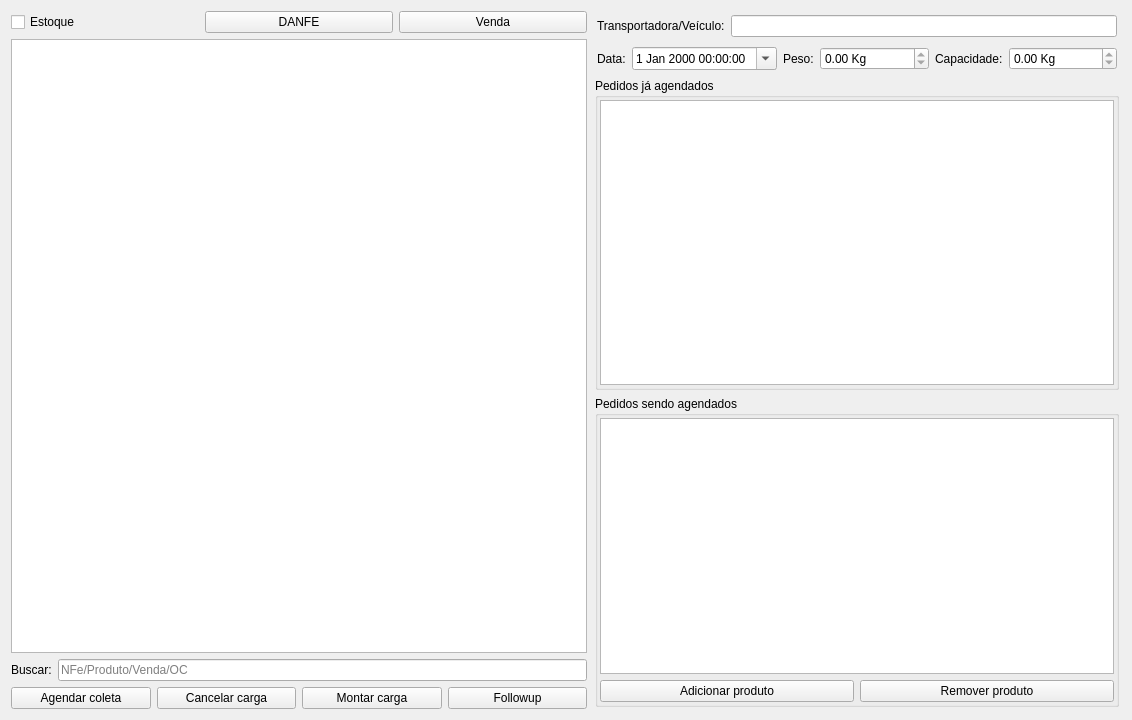
This is ui/widgetlogisticaagendarcoleta.ui in darktorres/ERP-STACCATO as Qt 5 draws it before an edit. The edited form follows.
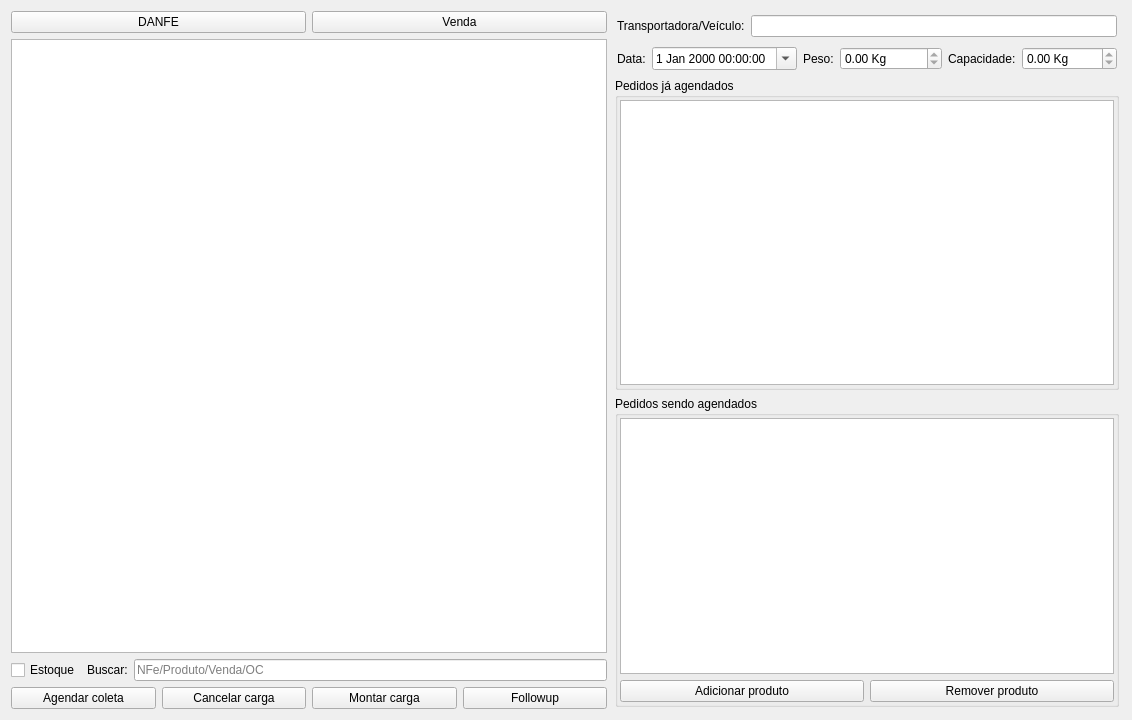
This is the edited form. Custom widgets are drawn as their Qt base class.

Diff of the .ui file:
```diff
--- a/ui/widgetlogisticaagendarcoleta.ui
+++ b/ui/widgetlogisticaagendarcoleta.ui
@@ -14,149 +14,14 @@
    <string>Form</string>
   </property>
   <layout class="QGridLayout" name="gridLayout_5">
-   <item row="0" column="0" colspan="2">
-    <layout class="QGridLayout" name="gridLayout_2">
-     <item row="0" column="2">
-      <widget class="QPushButton" name="pushButtonVenda">
-       <property name="text">
-        <string>Venda</string>
-       </property>
-      </widget>
-     </item>
-     <item row="0" column="0">
-      <widget class="QCheckBox" name="checkBoxEstoque">
-       <property name="text">
-        <string>Estoque</string>
-       </property>
-      </widget>
-     </item>
-     <item row="0" column="1">
-      <widget class="QPushButton" name="pushButtonDanfe">
-       <property name="text">
-        <string>DANFE</string>
-       </property>
-      </widget>
-     </item>
-    </layout>
-   </item>
-   <item row="1" column="0" colspan="2">
-    <widget class="TableView" name="tableEstoque">
-     <property name="palette">
-      <palette>
-       <active>
-        <colorrole role="Highlight">
-         <brush brushstyle="SolidPattern">
-          <color alpha="255">
-           <red>51</red>
-           <green>153</green>
-           <blue>255</blue>
-          </color>
-         </brush>
-        </colorrole>
-       </active>
-       <inactive>
-        <colorrole role="Highlight">
-         <brush brushstyle="SolidPattern">
-          <color alpha="255">
-           <red>51</red>
-           <green>153</green>
-           <blue>255</blue>
-          </color>
-         </brush>
-        </colorrole>
-       </inactive>
-       <disabled>
-        <colorrole role="Highlight">
-         <brush brushstyle="SolidPattern">
-          <color alpha="255">
-           <red>51</red>
-           <green>153</green>
-           <blue>255</blue>
-          </color>
-         </brush>
-        </colorrole>
-       </disabled>
-      </palette>
-     </property>
-     <property name="mouseTracking">
-      <bool>true</bool>
-     </property>
-     <property name="editTriggers">
-      <set>QAbstractItemView::NoEditTriggers</set>
-     </property>
-     <property name="dragEnabled">
-      <bool>true</bool>
-     </property>
-     <property name="dragDropOverwriteMode">
-      <bool>false</bool>
-     </property>
-     <property name="dragDropMode">
-      <enum>QAbstractItemView::DragOnly</enum>
-     </property>
-     <property name="selectionMode">
-      <enum>QAbstractItemView::MultiSelection</enum>
-     </property>
-     <property name="selectionBehavior">
-      <enum>QAbstractItemView::SelectRows</enum>
-     </property>
-     <property name="sortingEnabled">
-      <bool>true</bool>
-     </property>
-    </widget>
-   </item>
-   <item row="2" column="0">
+   <item row="2" column="1">
     <widget class="QLabel" name="label_3">
      <property name="text">
       <string>Buscar:</string>
      </property>
     </widget>
    </item>
-   <item row="2" column="1">
-    <widget class="QLineEdit" name="lineEditBusca">
-     <property name="placeholderText">
-      <string>NFe/Produto/Venda/OC</string>
-     </property>
-    </widget>
-   </item>
-   <item row="3" column="0" colspan="2">
-    <layout class="QHBoxLayout" name="horizontalLayout">
-     <item>
-      <widget class="QPushButton" name="pushButtonAgendarColeta">
-       <property name="text">
-        <string>Agendar coleta</string>
-       </property>
-      </widget>
-     </item>
-     <item>
-      <widget class="QPushButton" name="pushButtonCancelarCarga">
-       <property name="enabled">
-        <bool>true</bool>
-       </property>
-       <property name="text">
-        <string>Cancelar carga</string>
-       </property>
-      </widget>
-     </item>
-     <item>
-      <widget class="QPushButton" name="pushButtonMontarCarga">
-       <property name="enabled">
-        <bool>true</bool>
-       </property>
-       <property name="text">
-        <string>Montar carga</string>
-       </property>
-      </widget>
-     </item>
-     <item>
-      <widget class="QPushButton" name="pushButtonFollowup">
-       <property name="text">
-        <string>Followup</string>
-       </property>
-      </widget>
-     </item>
-    </layout>
-   </item>
-   <item row="0" column="2" rowspan="4">
+   <item row="0" column="3" rowspan="4">
     <widget class="QFrame" name="frameCaminhao">
      <layout class="QGridLayout" name="gridLayout">
       <property name="leftMargin">
@@ -447,6 +312,141 @@
      </layout>
     </widget>
    </item>
+   <item row="2" column="2">
+    <widget class="QLineEdit" name="lineEditBusca">
+     <property name="placeholderText">
+      <string>NFe/Produto/Venda/OC</string>
+     </property>
+    </widget>
+   </item>
+   <item row="2" column="0">
+    <widget class="QCheckBox" name="checkBoxEstoque">
+     <property name="text">
+      <string>Estoque</string>
+     </property>
+    </widget>
+   </item>
+   <item row="1" column="0" colspan="3">
+    <widget class="TableView" name="tableEstoque">
+     <property name="palette">
+      <palette>
+       <active>
+        <colorrole role="Highlight">
+         <brush brushstyle="SolidPattern">
+          <color alpha="255">
+           <red>51</red>
+           <green>153</green>
+           <blue>255</blue>
+          </color>
+         </brush>
+        </colorrole>
+       </active>
+       <inactive>
+        <colorrole role="Highlight">
+         <brush brushstyle="SolidPattern">
+          <color alpha="255">
+           <red>51</red>
+           <green>153</green>
+           <blue>255</blue>
+          </color>
+         </brush>
+        </colorrole>
+       </inactive>
+       <disabled>
+        <colorrole role="Highlight">
+         <brush brushstyle="SolidPattern">
+          <color alpha="255">
+           <red>51</red>
+           <green>153</green>
+           <blue>255</blue>
+          </color>
+         </brush>
+        </colorrole>
+       </disabled>
+      </palette>
+     </property>
+     <property name="mouseTracking">
+      <bool>true</bool>
+     </property>
+     <property name="editTriggers">
+      <set>QAbstractItemView::NoEditTriggers</set>
+     </property>
+     <property name="dragEnabled">
+      <bool>true</bool>
+     </property>
+     <property name="dragDropOverwriteMode">
+      <bool>false</bool>
+     </property>
+     <property name="dragDropMode">
+      <enum>QAbstractItemView::DragOnly</enum>
+     </property>
+     <property name="selectionMode">
+      <enum>QAbstractItemView::MultiSelection</enum>
+     </property>
+     <property name="selectionBehavior">
+      <enum>QAbstractItemView::SelectRows</enum>
+     </property>
+     <property name="sortingEnabled">
+      <bool>true</bool>
+     </property>
+    </widget>
+   </item>
+   <item row="0" column="0" colspan="3">
+    <layout class="QGridLayout" name="gridLayout_2">
+     <item row="0" column="2">
+      <widget class="QPushButton" name="pushButtonVenda">
+       <property name="text">
+        <string>Venda</string>
+       </property>
+      </widget>
+     </item>
+     <item row="0" column="1">
+      <widget class="QPushButton" name="pushButtonDanfe">
+       <property name="text">
+        <string>DANFE</string>
+       </property>
+      </widget>
+     </item>
+    </layout>
+   </item>
+   <item row="3" column="0" colspan="3">
+    <layout class="QHBoxLayout" name="horizontalLayout">
+     <item>
+      <widget class="QPushButton" name="pushButtonAgendarColeta">
+       <property name="text">
+        <string>Agendar coleta</string>
+       </property>
+      </widget>
+     </item>
+     <item>
+      <widget class="QPushButton" name="pushButtonCancelarCarga">
+       <property name="enabled">
+        <bool>true</bool>
+       </property>
+       <property name="text">
+        <string>Cancelar carga</string>
+       </property>
+      </widget>
+     </item>
+     <item>
+      <widget class="QPushButton" name="pushButtonMontarCarga">
+       <property name="enabled">
+        <bool>true</bool>
+       </property>
+       <property name="text">
+        <string>Montar carga</string>
+       </property>
+      </widget>
+     </item>
+     <item>
+      <widget class="QPushButton" name="pushButtonFollowup">
+       <property name="text">
+        <string>Followup</string>
+       </property>
+      </widget>
+     </item>
+    </layout>
+   </item>
   </layout>
  </widget>
  <customwidgets>
```
Left out of the diff: 1 changed line with no effect on the pictures.
